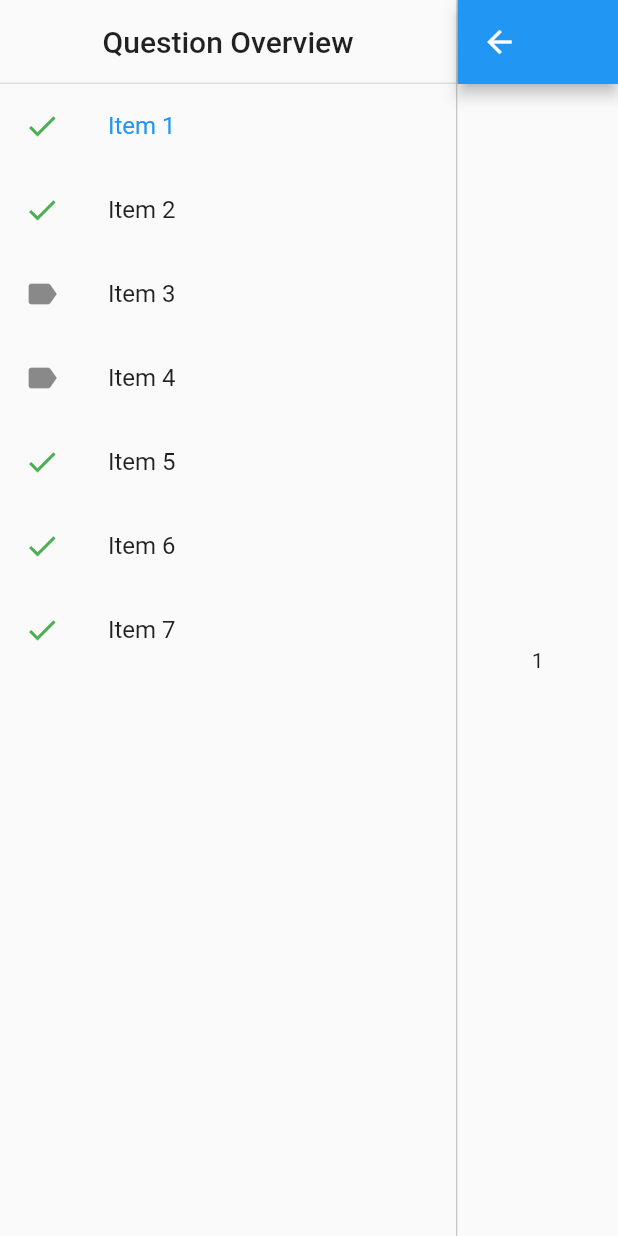
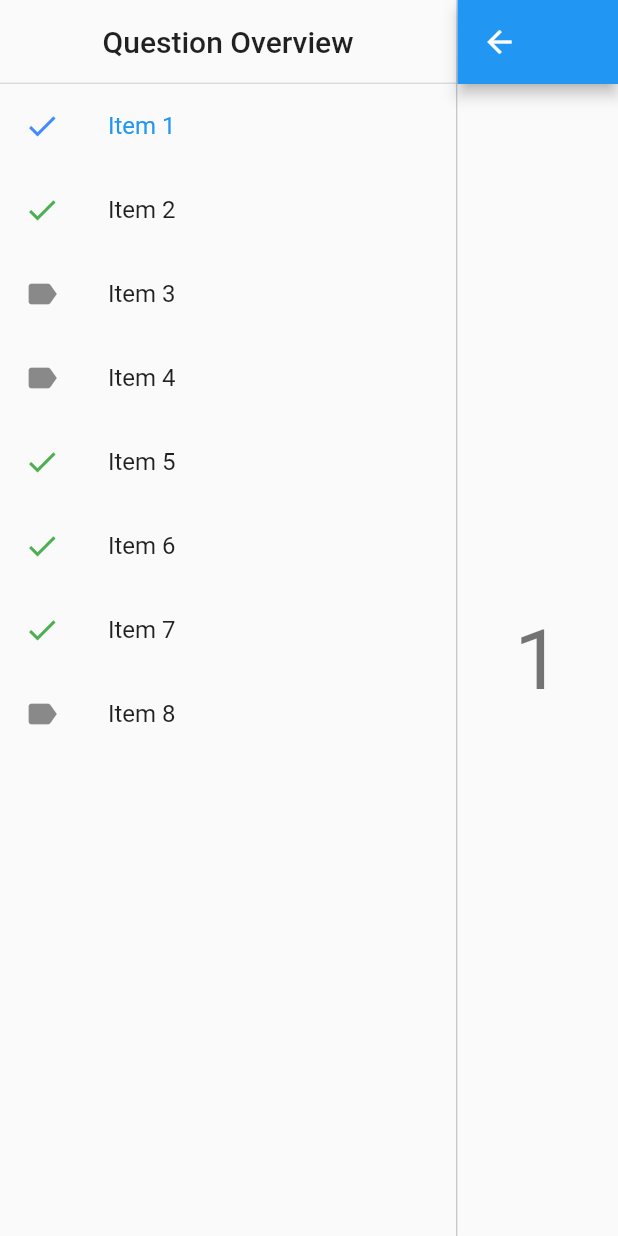
Before and after one commit to callec/DAT257_Laser_Disc, a Flutter app: the DrawerTest screen opened by its route, on a phone screen of 412 x 824 dp. Run offline on Flutter 3.47's test engine with Material 2 defaults, Android fonts, the phone set to English and light mode, and no system bars.

Commit message:
The Selected Item will now be highlighted blue

```diff
--- a/hast_app/hast_app/lib/drawerTest.dart
+++ b/hast_app/hast_app/lib/drawerTest.dart
@@ -11,7 +11,6 @@ class DrawerTest extends StatefulWidget {
 
 class _DrawerTestState extends State<DrawerTest> {
   int _selectedDestination = 1;
-  int _questionCount = 8;
   final List<bool> _finishedQuestions = [
     true,
     true,
@@ -25,7 +24,7 @@ class _DrawerTestState extends State<DrawerTest> {
 
   Widget _buildList(BuildContext context, TextTheme textTheme) {
     return ListView.builder(
-        itemCount: _questionCount,
+        itemCount: _finishedQuestions.length + 1,
         padding: EdgeInsets.zero,
         itemBuilder: (context, i) {
           if (i == 0) {
@@ -46,8 +45,14 @@ class _DrawerTestState extends State<DrawerTest> {
             );
           }
           return ListTile(
-            leading: Icon(_finishedQuestions[i - 1] ? Icons.done : Icons.label,
-            color: _finishedQuestions[i-1] ? Colors.green : null,),
+            leading: Icon(
+              _finishedQuestions[i - 1] ? Icons.done : Icons.label,
+              color: _selectedDestination == i
+                  ? Colors.blueAccent
+                  : _finishedQuestions[i - 1]
+                      ? Colors.green
+                      : null,
+            ),
             title: Text('Item ' + i.toString()),
             selected: _selectedDestination == i,
             onTap: () => selectDestination(i),
@@ -73,7 +78,8 @@ class _DrawerTestState extends State<DrawerTest> {
                 title: Text(widget.title),
               ),
               body: Center(
-                child: Text(_selectedDestination.toString()),
+                child: Text(_selectedDestination.toString(),
+                    style: textTheme.headline2),
               )),
         ),
       ],
```
